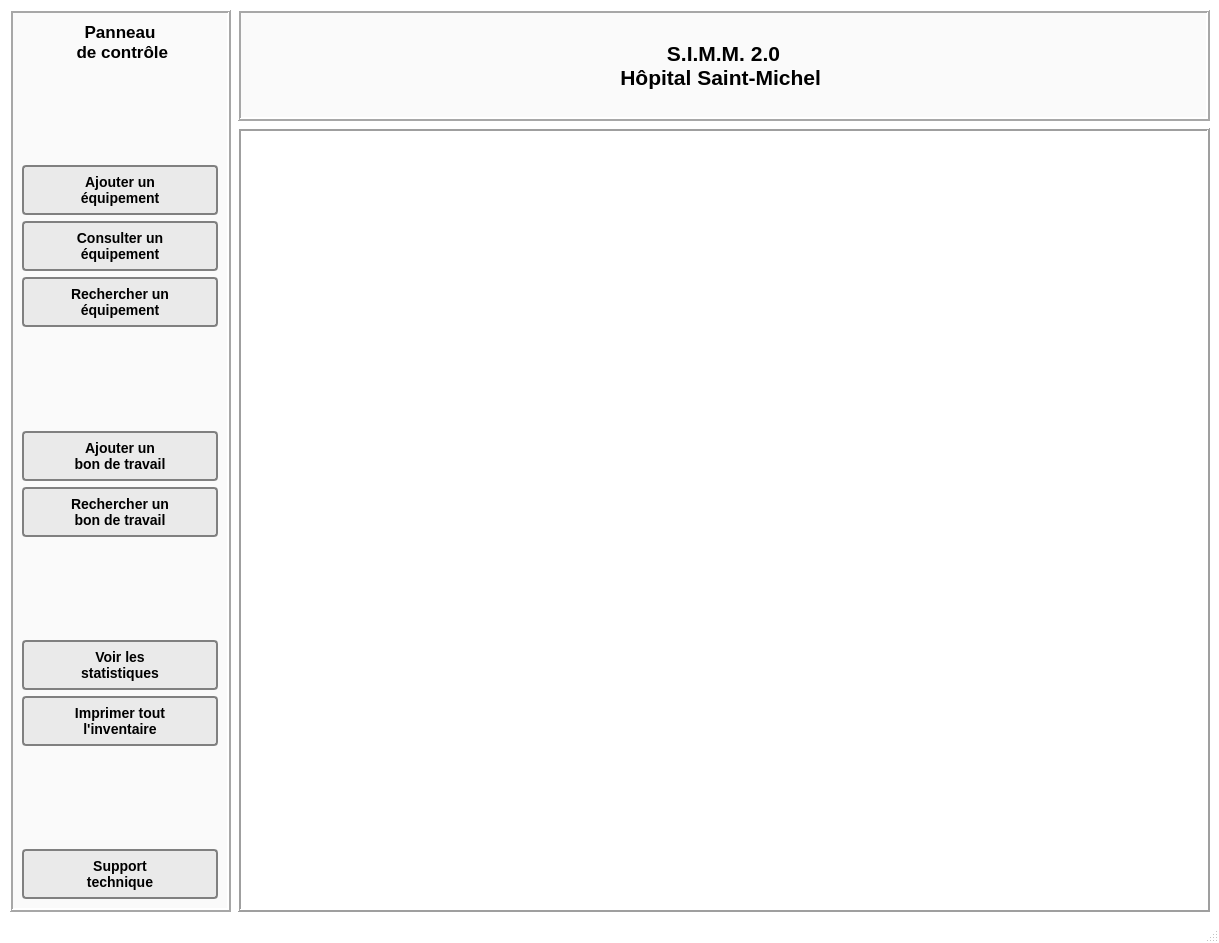
First picture: the form in Fenetre avec Qt designer/Panneau de contrôle Hatim/controlPannel.ui, repository ProjetPC2/SIMM-2.0, before the edit.
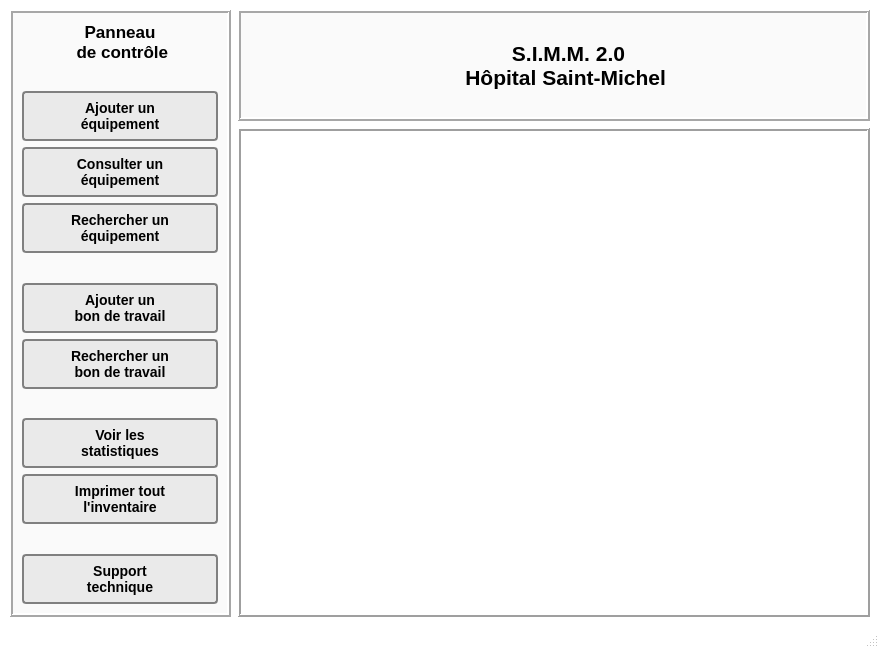
Second picture: the form after the edit. Icons and pictures are not drawn.

The edit to the form file:
```diff
--- a/Fenetre avec Qt designer/Panneau de contrôle Hatim/controlPannel.ui
+++ b/Fenetre avec Qt designer/Panneau de contrôle Hatim/controlPannel.ui
@@ -6,8 +6,8 @@
    <rect>
     <x>0</x>
     <y>0</y>
-    <width>1219</width>
-    <height>943</height>
+    <width>879</width>
+    <height>648</height>
    </rect>
   </property>
   <property name="windowTitle">
```
Left out of the diff: 4 changed lines with no effect on the pictures.
